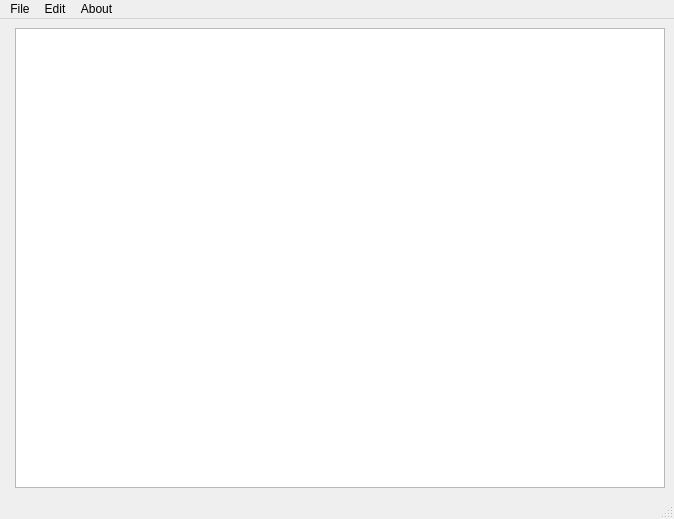
Old version of the form notepad.ui in the repository nefissaKhiari/Smart_Restaurant_2A19.
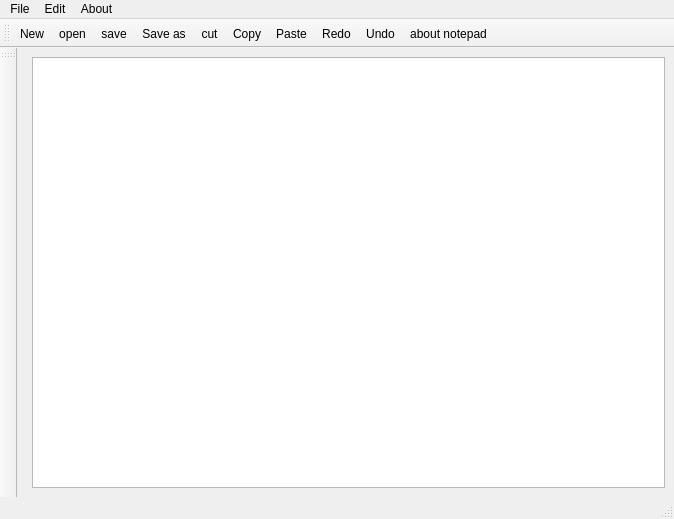
New version of the form. Icons and pictures are not drawn.

Diff of the .ui file:
```diff
--- a/notepad.ui
+++ b/notepad.ui
@@ -60,6 +60,38 @@
    <addaction name="menuAbout"/>
   </widget>
   <widget class="QStatusBar" name="statusbar"/>
+  <widget class="QToolBar" name="toolBar">
+   <property name="windowTitle">
+    <string>toolBar</string>
+   </property>
+   <attribute name="toolBarArea">
+    <enum>LeftToolBarArea</enum>
+   </attribute>
+   <attribute name="toolBarBreak">
+    <bool>false</bool>
+   </attribute>
+  </widget>
+  <widget class="QToolBar" name="toolBar_2">
+   <property name="windowTitle">
+    <string>toolBar_2</string>
+   </property>
+   <attribute name="toolBarArea">
+    <enum>TopToolBarArea</enum>
+   </attribute>
+   <attribute name="toolBarBreak">
+    <bool>false</bool>
+   </attribute>
+   <addaction name="actionNew"/>
+   <addaction name="actionopen"/>
+   <addaction name="actionsave"/>
+   <addaction name="actionSave_AS"/>
+   <addaction name="actioncut"/>
+   <addaction name="actionCopy"/>
+   <addaction name="actionPaste"/>
+   <addaction name="actionRedo"/>
+   <addaction name="actionUndo"/>
+   <addaction name="actionabout_notepad"/>
+  </widget>
   <action name="actionNew">
    <property name="icon">
     <iconset resource="res.qrc">
```
